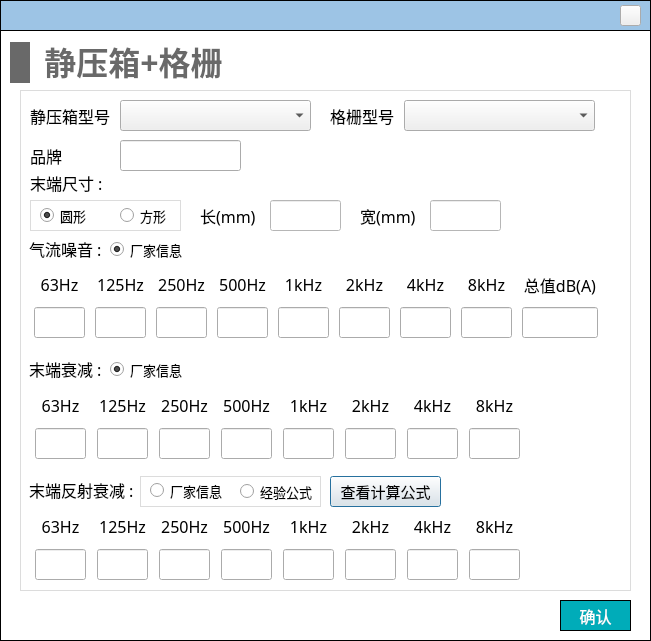
This is NoiseCalSoft/inputDialog/dialog_staticBox_grille.ui in haobana/NoiCal as Qt 5 draws it before an edit. The edited form follows.
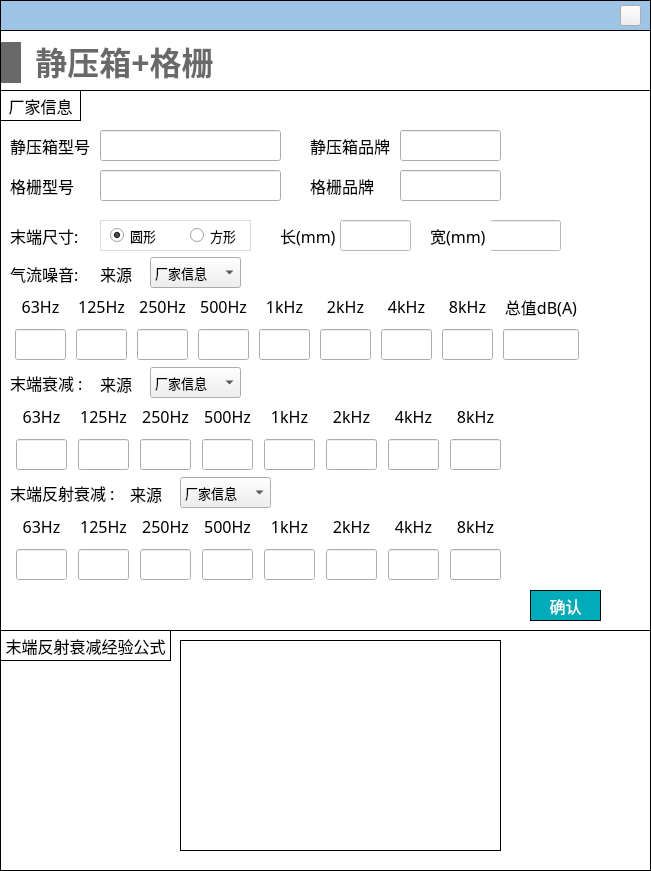
This is the edited form. Icons and pictures are not drawn.

Patch:
```diff
--- a/NoiseCalSoft/inputDialog/dialog_staticBox_grille.ui
+++ b/NoiseCalSoft/inputDialog/dialog_staticBox_grille.ui
@@ -7,7 +7,7 @@
     <x>0</x>
     <y>0</y>
     <width>651</width>
-    <height>641</height>
+    <height>871</height>
    </rect>
   </property>
   <property name="windowTitle">
@@ -37,7 +37,7 @@
      <x>0</x>
      <y>30</y>
      <width>651</width>
-     <height>611</height>
+     <height>841</height>
     </rect>
    </property>
    <property name="styleSheet">
@@ -46,19 +46,136 @@
 border: 1px solid #000000;
 }</string>
    </property>
+   <widget class="QWidget" name="layoutWidget_10">
+    <property name="geometry">
+     <rect>
+      <x>1</x>
+      <y>10</y>
+      <width>221</width>
+      <height>45</height>
+     </rect>
+    </property>
+    <layout class="QHBoxLayout" name="horizontalLayout_23">
+     <item>
+      <widget class="QLabel" name="label_26">
+       <property name="minimumSize">
+        <size>
+         <width>20</width>
+         <height>41</height>
+        </size>
+       </property>
+       <property name="maximumSize">
+        <size>
+         <width>20</width>
+         <height>41</height>
+        </size>
+       </property>
+       <property name="styleSheet">
+        <string notr="true">QLabel { 
+border: none; 
+background-color : rgb(105, 105, 105);
+}</string>
+       </property>
+       <property name="text">
+        <string/>
+       </property>
+      </widget>
+     </item>
+     <item>
+      <widget class="QLabel" name="label_27">
+       <property name="font">
+        <font>
+         <family>Microsoft YaHei</family>
+         <pointsize>24</pointsize>
+         <bold>true</bold>
+        </font>
+       </property>
+       <property name="styleSheet">
+        <string notr="true">QLabel { 
+border: none; 
+color : rgb(105, 105, 105);
+}</string>
+       </property>
+       <property name="text">
+        <string>静压箱+格栅</string>
+       </property>
+       <property name="alignment">
+        <set>Qt::AlignBottom|Qt::AlignHCenter</set>
+       </property>
+      </widget>
+     </item>
+    </layout>
+   </widget>
+   <widget class="QWidget" name="widget" native="true">
+    <property name="geometry">
+     <rect>
+      <x>0</x>
+      <y>600</y>
+      <width>651</width>
+      <height>241</height>
+     </rect>
+    </property>
+    <property name="styleSheet">
+     <string notr="true">border: 1px solid #000000;</string>
+    </property>
+    <widget class="QLabel" name="label">
+     <property name="geometry">
+      <rect>
+       <x>180</x>
+       <y>10</y>
+       <width>321</width>
+       <height>211</height>
+      </rect>
+     </property>
+     <property name="styleSheet">
+      <string notr="true">border-image: url(:/images/image/refl.png);</string>
+     </property>
+     <property name="text">
+      <string/>
+     </property>
+    </widget>
+    <widget class="QLabel" name="label_22">
+     <property name="geometry">
+      <rect>
+       <x>0</x>
+       <y>0</y>
+       <width>171</width>
+       <height>31</height>
+      </rect>
+     </property>
+     <property name="font">
+      <font>
+       <family>黑体</family>
+       <pointsize>12</pointsize>
+      </font>
+     </property>
+     <property name="text">
+      <string>末端反射衰减经验公式</string>
+     </property>
+     <property name="alignment">
+      <set>Qt::AlignCenter</set>
+     </property>
+    </widget>
+   </widget>
    <widget class="QWidget" name="widget_2" native="true">
     <property name="geometry">
      <rect>
-      <x>20</x>
+      <x>0</x>
       <y>60</y>
-      <width>611</width>
-      <height>501</height>
+      <width>651</width>
+      <height>541</height>
      </rect>
     </property>
+    <property name="font">
+     <font>
+      <family>黑体</family>
+      <pointsize>12</pointsize>
+     </font>
+    </property>
     <property name="styleSheet">
      <string notr="true">#widget_2
 {
-border: 1px solid #DCDCDC;
+border: 1px solid #000000;
 }
 
 QLabel
@@ -70,24 +187,14 @@
 QLineEdit
 {
 font-family: '黑体';
-}
-
-QRadioButton
-{
-font-family: '黑体';
-}
-
-QPushButton
-{
-font-family: '黑体';
 }</string>
     </property>
     <widget class="QLabel" name="label_4">
      <property name="geometry">
       <rect>
-       <x>10</x>
-       <y>50</y>
-       <width>41</width>
+       <x>310</x>
+       <y>40</y>
+       <width>91</width>
        <height>31</height>
       </rect>
      </property>
@@ -98,15 +205,15 @@
       </font>
      </property>
      <property name="text">
-      <string>品牌</string>
+      <string>静压箱品牌</string>
      </property>
     </widget>
     <widget class="QLabel" name="label_5">
      <property name="geometry">
       <rect>
        <x>10</x>
-       <y>10</y>
-       <width>81</width>
+       <y>40</y>
+       <width>91</width>
        <height>31</height>
       </rect>
      </property>
@@ -120,35 +227,12 @@
       <string>静压箱型号</string>
      </property>
     </widget>
-    <widget class="QLineEdit" name="lineEdit_brand">
+    <widget class="QLineEdit" name="lineEdit_static_box_brand">
      <property name="geometry">
       <rect>
-       <x>100</x>
-       <y>50</y>
-       <width>121</width>
-       <height>31</height>
-      </rect>
-     </property>
-    </widget>
-    <widget class="QComboBox" name="comboBox_staticBox_model">
-     <property name="geometry">
-      <rect>
-       <x>100</x>
-       <y>10</y>
-       <width>191</width>
-       <height>31</height>
-      </rect>
-     </property>
-     <property name="styleSheet">
-      <string notr="true">outline:none;</string>
-     </property>
-    </widget>
-    <widget class="QLabel" name="label_37">
-     <property name="geometry">
-      <rect>
-       <x>10</x>
-       <y>77</y>
-       <width>81</width>
+       <x>400</x>
+       <y>40</y>
+       <width>101</width>
        <height>31</height>
       </rect>
      </property>
@@ -158,202 +242,12 @@
        <pointsize>-1</pointsize>
       </font>
      </property>
-     <property name="text">
-      <string>末端尺寸 :</string>
-     </property>
-    </widget>
-    <widget class="QWidget" name="widget_8" native="true">
-     <property name="geometry">
-      <rect>
-       <x>10</x>
-       <y>110</y>
-       <width>151</width>
-       <height>31</height>
-      </rect>
-     </property>
-     <property name="styleSheet">
-      <string notr="true">#widget_8
-{
-border: 1px solid #DCDCDC;
-}</string>
-     </property>
-     <widget class="QRadioButton" name="radioButton_circle">
-      <property name="geometry">
-       <rect>
-        <x>10</x>
-        <y>0</y>
-        <width>51</width>
-        <height>31</height>
-       </rect>
-      </property>
-      <property name="font">
-       <font>
-        <family>黑体</family>
-        <pointsize>10</pointsize>
-       </font>
-      </property>
-      <property name="text">
-       <string>圆形</string>
-      </property>
-      <property name="checked">
-       <bool>true</bool>
-      </property>
-     </widget>
-     <widget class="QRadioButton" name="radioButton_rect">
-      <property name="geometry">
-       <rect>
-        <x>90</x>
-        <y>0</y>
-        <width>51</width>
-        <height>31</height>
-       </rect>
-      </property>
-      <property name="font">
-       <font>
-        <family>黑体</family>
-        <pointsize>10</pointsize>
-       </font>
-      </property>
-      <property name="text">
-       <string>方形</string>
-      </property>
-     </widget>
-    </widget>
-    <widget class="QStackedWidget" name="stackedWidget_input">
-     <property name="geometry">
-      <rect>
-       <x>170</x>
-       <y>110</y>
-       <width>341</width>
-       <height>41</height>
-      </rect>
-     </property>
-     <property name="font">
-      <font>
-       <family>Microsoft YaHei</family>
-      </font>
-     </property>
-     <property name="styleSheet">
-      <string notr="true">background-color: rgb(255, 255, 255);</string>
-     </property>
-     <property name="currentIndex">
-      <number>0</number>
-     </property>
-     <widget class="QWidget" name="page_rect">
-      <widget class="QLineEdit" name="lineEdit_width">
-       <property name="geometry">
-        <rect>
-         <x>240</x>
-         <y>0</y>
-         <width>71</width>
-         <height>31</height>
-        </rect>
-       </property>
-       <property name="font">
-        <font>
-         <family>黑体</family>
-         <pointsize>-1</pointsize>
-        </font>
-       </property>
-      </widget>
-      <widget class="QLabel" name="label_28">
-       <property name="geometry">
-        <rect>
-         <x>10</x>
-         <y>0</y>
-         <width>61</width>
-         <height>31</height>
-        </rect>
-       </property>
-       <property name="font">
-        <font>
-         <family>黑体</family>
-         <pointsize>-1</pointsize>
-        </font>
-       </property>
-       <property name="text">
-        <string>长(mm)</string>
-       </property>
-      </widget>
-      <widget class="QLabel" name="label_29">
-       <property name="geometry">
-        <rect>
-         <x>170</x>
-         <y>0</y>
-         <width>61</width>
-         <height>31</height>
-        </rect>
-       </property>
-       <property name="font">
-        <font>
-         <family>黑体</family>
-         <pointsize>-1</pointsize>
-        </font>
-       </property>
-       <property name="text">
-        <string>宽(mm)</string>
-       </property>
-      </widget>
-      <widget class="QLineEdit" name="lineEdit_length">
-       <property name="geometry">
-        <rect>
-         <x>80</x>
-         <y>0</y>
-         <width>71</width>
-         <height>31</height>
-        </rect>
-       </property>
-       <property name="font">
-        <font>
-         <family>黑体</family>
-         <pointsize>-1</pointsize>
-        </font>
-       </property>
-      </widget>
-     </widget>
-     <widget class="QWidget" name="page_circle">
-      <widget class="QLabel" name="label_25">
-       <property name="geometry">
-        <rect>
-         <x>10</x>
-         <y>0</y>
-         <width>81</width>
-         <height>31</height>
-        </rect>
-       </property>
-       <property name="font">
-        <font>
-         <family>黑体</family>
-         <pointsize>-1</pointsize>
-        </font>
-       </property>
-       <property name="text">
-        <string>直径(mm)</string>
-       </property>
-      </widget>
-      <widget class="QLineEdit" name="lineEdit_diameter">
-       <property name="geometry">
-        <rect>
-         <x>100</x>
-         <y>0</y>
-         <width>71</width>
-         <height>31</height>
-        </rect>
-       </property>
-       <property name="font">
-        <font>
-         <family>黑体</family>
-         <pointsize>-1</pointsize>
-        </font>
-       </property>
-      </widget>
-     </widget>
     </widget>
     <widget class="QWidget" name="layoutWidget">
      <property name="geometry">
       <rect>
-       <x>10</x>
-       <y>178</y>
+       <x>11</x>
+       <y>200</y>
        <width>581</width>
        <height>72</height>
       </rect>
@@ -413,7 +307,7 @@
            <set>Qt::AlignCenter</set>
           </property>
           <property name="readOnly">
-           <bool>true</bool>
+           <bool>false</bool>
           </property>
          </widget>
         </item>
@@ -473,7 +367,7 @@
            <set>Qt::AlignCenter</set>
           </property>
           <property name="readOnly">
-           <bool>true</bool>
+           <bool>false</bool>
           </property>
          </widget>
         </item>
@@ -533,7 +427,7 @@
            <set>Qt::AlignCenter</set>
           </property>
           <property name="readOnly">
-           <bool>true</bool>
+           <bool>false</bool>
           </property>
          </widget>
         </item>
@@ -593,7 +487,7 @@
            <set>Qt::AlignCenter</set>
           </property>
           <property name="readOnly">
-           <bool>true</bool>
+           <bool>false</bool>
           </property>
          </widget>
         </item>
@@ -653,7 +547,7 @@
            <set>Qt::AlignCenter</set>
           </property>
           <property name="readOnly">
-           <bool>true</bool>
+           <bool>false</bool>
           </property>
          </widget>
         </item>
@@ -716,7 +610,7 @@
            <set>Qt::AlignCenter</set>
           </property>
           <property name="readOnly">
-           <bool>true</bool>
+           <bool>false</bool>
           </property>
          </widget>
         </item>
@@ -776,7 +670,7 @@
            <set>Qt::AlignCenter</set>
           </property>
           <property name="readOnly">
-           <bool>true</bool>
+           <bool>false</bool>
           </property>
          </widget>
         </item>
@@ -836,7 +730,7 @@
            <set>Qt::AlignCenter</set>
           </property>
           <property name="readOnly">
-           <bool>true</bool>
+           <bool>false</bool>
           </property>
          </widget>
         </item>
@@ -904,11 +798,49 @@
       </item>
      </layout>
     </widget>
+    <widget class="QLabel" name="label_6">
+     <property name="geometry">
+      <rect>
+       <x>10</x>
+       <y>163</y>
+       <width>81</width>
+       <height>41</height>
+      </rect>
+     </property>
+     <property name="font">
+      <font>
+       <family>黑体</family>
+       <pointsize>-1</pointsize>
+      </font>
+     </property>
+     <property name="text">
+      <string>气流噪音:</string>
+     </property>
+    </widget>
+    <widget class="QLabel" name="label_13">
+     <property name="geometry">
+      <rect>
+       <x>10</x>
+       <y>272</y>
+       <width>81</width>
+       <height>41</height>
+      </rect>
+     </property>
+     <property name="font">
+      <font>
+       <family>黑体</family>
+       <pointsize>-1</pointsize>
+      </font>
+     </property>
+     <property name="text">
+      <string>末端衰减 :</string>
+     </property>
+    </widget>
     <widget class="QWidget" name="layoutWidget_2">
      <property name="geometry">
       <rect>
-       <x>10</x>
-       <y>299</y>
+       <x>11</x>
+       <y>310</y>
        <width>501</width>
        <height>72</height>
       </rect>
@@ -1399,67 +1331,197 @@
       </item>
      </layout>
     </widget>
-    <widget class="QLabel" name="label_35">
+    <widget class="QWidget" name="widget_8" native="true">
      <property name="geometry">
       <rect>
-       <x>9</x>
-       <y>379</y>
-       <width>111</width>
-       <height>41</height>
+       <x>100</x>
+       <y>130</y>
+       <width>151</width>
+       <height>31</height>
       </rect>
      </property>
-     <property name="font">
-      <font>
-       <family>黑体</family>
-       <pointsize>-1</pointsize>
-      </font>
+     <property name="styleSheet">
+      <string notr="true">#widget_8
+{
+border: 1px solid #DCDCDC;
+}</string>
      </property>
-     <property name="text">
-      <string>末端反射衰减 :</string>
-     </property>
+     <widget class="QRadioButton" name="radioButton_circle">
+      <property name="geometry">
+       <rect>
+        <x>10</x>
+        <y>0</y>
+        <width>51</width>
+        <height>31</height>
+       </rect>
+      </property>
+      <property name="font">
+       <font>
+        <family>Microsoft YaHei</family>
+        <pointsize>10</pointsize>
+       </font>
+      </property>
+      <property name="text">
+       <string>圆形</string>
+      </property>
+      <property name="checked">
+       <bool>true</bool>
+      </property>
+     </widget>
+     <widget class="QRadioButton" name="radioButton_rect">
+      <property name="geometry">
+       <rect>
+        <x>90</x>
+        <y>0</y>
+        <width>51</width>
+        <height>31</height>
+       </rect>
+      </property>
+      <property name="font">
+       <font>
+        <family>Microsoft YaHei</family>
+        <pointsize>10</pointsize>
+       </font>
+      </property>
+      <property name="text">
+       <string>方形</string>
+      </property>
+     </widget>
     </widget>
-    <widget class="QLabel" name="label_13">
+    <widget class="QStackedWidget" name="stackedWidget_input">
      <property name="geometry">
       <rect>
-       <x>9</x>
-       <y>258</y>
-       <width>81</width>
-       <height>41</height>
+       <x>270</x>
+       <y>130</y>
+       <width>291</width>
+       <height>31</height>
       </rect>
      </property>
      <property name="font">
       <font>
-       <family>黑体</family>
-       <pointsize>-1</pointsize>
+       <family>Microsoft YaHei</family>
       </font>
      </property>
-     <property name="text">
-      <string>末端衰减 :</string>
+     <property name="styleSheet">
+      <string notr="true">background-color: rgb(255, 255, 255);</string>
      </property>
-    </widget>
-    <widget class="QLabel" name="label_6">
-     <property name="geometry">
-      <rect>
-       <x>9</x>
-       <y>138</y>
-       <width>81</width>
-       <height>41</height>
-      </rect>
+     <property name="currentIndex">
+      <number>0</number>
      </property>
-     <property name="font">
-      <font>
-       <family>黑体</family>
-       <pointsize>-1</pointsize>
-      </font>
-     </property>
-     <property name="text">
-      <string>气流噪音 :</string>
-     </property>
+     <widget class="QWidget" name="page_rect">
+      <widget class="QLineEdit" name="lineEdit_width">
+       <property name="geometry">
+        <rect>
+         <x>220</x>
+         <y>0</y>
+         <width>71</width>
+         <height>31</height>
+        </rect>
+       </property>
+       <property name="font">
+        <font>
+         <family>黑体</family>
+         <pointsize>-1</pointsize>
+        </font>
+       </property>
+      </widget>
+      <widget class="QLabel" name="label_28">
+       <property name="geometry">
+        <rect>
+         <x>10</x>
+         <y>0</y>
+         <width>61</width>
+         <height>31</height>
+        </rect>
+       </property>
+       <property name="font">
+        <font>
+         <family>黑体</family>
+         <pointsize>-1</pointsize>
+        </font>
+       </property>
+       <property name="text">
+        <string>长(mm)</string>
+       </property>
+      </widget>
+      <widget class="QLabel" name="label_29">
+       <property name="geometry">
+        <rect>
+         <x>160</x>
+         <y>0</y>
+         <width>61</width>
+         <height>31</height>
+        </rect>
+       </property>
+       <property name="font">
+        <font>
+         <family>黑体</family>
+         <pointsize>-1</pointsize>
+        </font>
+       </property>
+       <property name="text">
+        <string>宽(mm)</string>
+       </property>
+      </widget>
+      <widget class="QLineEdit" name="lineEdit_length">
+       <property name="geometry">
+        <rect>
+         <x>70</x>
+         <y>0</y>
+         <width>71</width>
+         <height>31</height>
+        </rect>
+       </property>
+       <property name="font">
+        <font>
+         <family>黑体</family>
+         <pointsize>-1</pointsize>
+        </font>
+       </property>
+      </widget>
+     </widget>
+     <widget class="QWidget" name="page_circle">
+      <widget class="QLabel" name="label_25">
+       <property name="geometry">
+        <rect>
+         <x>10</x>
+         <y>0</y>
+         <width>81</width>
+         <height>31</height>
+        </rect>
+       </property>
+       <property name="font">
+        <font>
+         <family>黑体</family>
+         <pointsize>-1</pointsize>
+        </font>
+       </property>
+       <property name="text">
+        <string>直径(mm)</string>
+       </property>
+      </widget>
+      <widget class="QLineEdit" name="lineEdit_diameter">
+       <property name="geometry">
+        <rect>
+         <x>90</x>
+         <y>0</y>
+         <width>71</width>
+         <height>31</height>
+        </rect>
+       </property>
+       <property name="font">
+        <font>
+         <family>黑体</family>
+         <pointsize>-1</pointsize>
+        </font>
+       </property>
+      </widget>
+     </widget>
     </widget>
     <widget class="QWidget" name="layoutWidget_3">
      <property name="geometry">
       <rect>
-       <x>10</x>
+       <x>11</x>
        <y>420</y>
        <width>501</width>
        <height>72</height>
@@ -1520,7 +1582,7 @@
            <set>Qt::AlignCenter</set>
           </property>
           <property name="readOnly">
-           <bool>true</bool>
+           <bool>false</bool>
           </property>
          </widget>
         </item>
@@ -1580,7 +1642,7 @@
            <set>Qt::AlignCenter</set>
           </property>
           <property name="readOnly">
-           <bool>true</bool>
+           <bool>false</bool>
           </property>
          </widget>
         </item>
@@ -1640,7 +1702,7 @@
            <set>Qt::AlignCenter</set>
           </property>
           <property name="readOnly">
-           <bool>true</bool>
+           <bool>false</bool>
           </property>
          </widget>
         </item>
@@ -1700,7 +1762,7 @@
            <set>Qt::AlignCenter</set>
           </property>
           <property name="readOnly">
-           <bool>true</bool>
+           <bool>false</bool>
           </property>
          </widget>
         </item>
@@ -1760,7 +1822,7 @@
            <set>Qt::AlignCenter</set>
           </property>
           <property name="readOnly">
-           <bool>true</bool>
+           <bool>false</bool>
           </property>
          </widget>
         </item>
@@ -1772,7 +1834,7 @@
          <number>6</number>
         </property>
         <item>
-         <widget class="QLabel" name="label_38">
+         <widget class="QLabel" name="label_35">
           <property name="minimumSize">
            <size>
             <width>51</width>
@@ -1823,7 +1885,7 @@
            <set>Qt::AlignCenter</set>
           </property>
           <property name="readOnly">
-           <bool>true</bool>
+           <bool>false</bool>
           </property>
          </widget>
         </item>
@@ -1883,7 +1945,7 @@
            <set>Qt::AlignCenter</set>
           </property>
           <property name="readOnly">
-           <bool>true</bool>
+           <bool>false</bool>
           </property>
          </widget>
         </item>
@@ -1892,7 +1954,7 @@
       <item>
        <layout class="QVBoxLayout" name="verticalLayout_25">
         <item>
-         <widget class="QLabel" name="label_39">
+         <widget class="QLabel" name="label_36">
           <property name="minimumSize">
            <size>
             <width>51</width>
@@ -1943,7 +2005,7 @@
            <set>Qt::AlignCenter</set>
           </property>
           <property name="readOnly">
-           <bool>true</bool>
+           <bool>false</bool>
           </property>
          </widget>
         </item>
@@ -1951,129 +2013,50 @@
       </item>
      </layout>
     </widget>
-    <widget class="QWidget" name="widget_7" native="true">
+    <widget class="QLabel" name="label_37">
      <property name="geometry">
       <rect>
-       <x>120</x>
-       <y>386</y>
-       <width>181</width>
-       <height>31</height>
-      </rect>
-     </property>
-     <property name="styleSheet">
-      <string notr="true">#widget_7
-{
-border: 1px solid #DCDCDC;
-}</string>
-     </property>
-     <widget class="QRadioButton" name="radioButton_known">
-      <property name="geometry">
-       <rect>
-        <x>10</x>
-        <y>-1</y>
-        <width>81</width>
-        <height>31</height>
-       </rect>
-      </property>
-      <property name="font">
-       <font>
-        <family>黑体</family>
-        <pointsize>10</pointsize>
-       </font>
-      </property>
-      <property name="text">
-       <string>厂家信息</string>
-      </property>
-     </widget>
-     <widget class="QRadioButton" name="radioButton_formula">
-      <property name="geometry">
-       <rect>
-        <x>100</x>
-        <y>0</y>
-        <width>81</width>
-        <height>31</height>
-       </rect>
-      </property>
-      <property name="font">
-       <font>
-        <family>黑体</family>
-        <pointsize>10</pointsize>
-       </font>
-      </property>
-      <property name="text">
-       <string>经验公式</string>
-      </property>
-     </widget>
-    </widget>
-    <widget class="QRadioButton" name="radioButton_known_2">
-     <property name="geometry">
-      <rect>
-       <x>90</x>
-       <y>264</y>
-       <width>81</width>
-       <height>31</height>
-      </rect>
-     </property>
-     <property name="font">
-      <font>
-       <family>黑体</family>
-       <pointsize>10</pointsize>
-      </font>
-     </property>
-     <property name="text">
-      <string>厂家信息</string>
-     </property>
-     <property name="checked">
-      <bool>true</bool>
-     </property>
-    </widget>
-    <widget class="QRadioButton" name="radioButton_known_3">
-     <property name="geometry">
-      <rect>
-       <x>90</x>
-       <y>144</y>
-       <width>81</width>
-       <height>31</height>
-      </rect>
-     </property>
-     <property name="font">
-      <font>
-       <family>黑体</family>
-       <pointsize>10</pointsize>
-      </font>
-     </property>
-     <property name="text">
-      <string>厂家信息</string>
-     </property>
-     <property name="checked">
-      <bool>true</bool>
-     </property>
-    </widget>
-    <widget class="QPushButton" name="pushButton">
-     <property name="geometry">
-      <rect>
-       <x>310</x>
-       <y>386</y>
+       <x>10</x>
+       <y>382</y>
        <width>111</width>
+       <height>41</height>
+      </rect>
+     </property>
+     <property name="font">
+      <font>
+       <family>黑体</family>
+       <pointsize>-1</pointsize>
+      </font>
+     </property>
+     <property name="text">
+      <string>末端反射衰减 :</string>
+     </property>
+    </widget>
+    <widget class="QLabel" name="label_38">
+     <property name="geometry">
+      <rect>
+       <x>10</x>
+       <y>130</y>
+       <width>81</width>
        <height>31</height>
       </rect>
      </property>
      <property name="font">
       <font>
        <family>黑体</family>
-       <pointsize>11</pointsize>
+       <pointsize>-1</pointsize>
       </font>
      </property>
      <property name="text">
-      <string>查看计算公式</string>
+      <string>末端尺寸:</string>
      </property>
     </widget>
-    <widget class="QLabel" name="label_22">
+    <widget class="QLabel" name="label_41">
      <property name="geometry">
       <rect>
-       <x>310</x>
-       <y>10</y>
-       <width>71</width>
+       <x>10</x>
+       <y>80</y>
+       <width>91</width>
        <height>31</height>
       </rect>
      </property>
@@ -2087,37 +2070,55 @@
       <string>格栅型号</string>
      </property>
     </widget>
-    <widget class="QComboBox" name="comboBox_grille_model">
+    <widget class="QLineEdit" name="lineEdit_static_box_model">
      <property name="geometry">
       <rect>
-       <x>384</x>
-       <y>10</y>
-       <width>191</width>
+       <x>100</x>
+       <y>40</y>
+       <width>181</width>
        <height>31</height>
       </rect>
+     </property>
+     <property name="font">
+      <font>
+       <family>黑体</family>
+       <pointsize>-1</pointsize>
+      </font>
+     </property>
+    </widget>
+    <widget class="QLineEdit" name="lineEdit_grille_model">
+     <property name="geometry">
+      <rect>
+       <x>100</x>
+       <y>80</y>
+       <width>181</width>
+       <height>31</height>
+      </rect>
+     </property>
+     <property name="font">
+      <font>
+       <family>黑体</family>
+       <pointsize>-1</pointsize>
+      </font>
+     </property>
+    </widget>
+    <widget class="QPushButton" name="pushButton_confirm">
+     <property name="geometry">
+      <rect>
+       <x>530</x>
+       <y>500</y>
+       <width>71</width>
+       <height>31</height>
+      </rect>
+     </property>
+     <property name="font">
+      <font>
+       <family>黑体</family>
+       <pointsize>12</pointsize>
+      </font>
      </property>
      <property name="styleSheet">
-      <string notr="true">outline:none;</string>
-     </property>
-    </widget>
-   </widget>
-   <widget class="QPushButton" name="pushButton_confirm">
-    <property name="geometry">
-     <rect>
-      <x>560</x>
-      <y>570</y>
-      <width>71</width>
-      <height>31</height>
-     </rect>
-    </property>
-    <property name="font">
-     <font>
-      <family>黑体</family>
-      <pointsize>12</pointsize>
-     </font>
-    </property>
-    <property name="styleSheet">
-     <string notr="true">QPushButton
+      <string notr="true">QPushButton
 {
 	color:#ffffff; /*文字颜色*/
     background-color: #00ACB9;/*背景色*/
@@ -2131,70 +2132,206 @@
 background-color: rgb(0,142,153);
 color: white;
 }</string>
-    </property>
-    <property name="text">
-     <string>确认</string>
-    </property>
-   </widget>
-   <widget class="QWidget" name="layoutWidget_10">
-    <property name="geometry">
-     <rect>
-      <x>10</x>
-      <y>10</y>
-      <width>221</width>
-      <height>45</height>
-     </rect>
-    </property>
-    <layout class="QHBoxLayout" name="horizontalLayout_23">
+     </property>
+     <property name="text">
+      <string>确认</string>
+     </property>
+    </widget>
+    <widget class="QLabel" name="label_24">
+     <property name="geometry">
+      <rect>
+       <x>310</x>
+       <y>80</y>
+       <width>91</width>
+       <height>31</height>
+      </rect>
+     </property>
+     <property name="font">
+      <font>
+       <family>黑体</family>
+       <pointsize>-1</pointsize>
+      </font>
+     </property>
+     <property name="text">
+      <string>格栅品牌</string>
+     </property>
+    </widget>
+    <widget class="QLineEdit" name="lineEdit_grille_brand">
+     <property name="geometry">
+      <rect>
+       <x>400</x>
+       <y>80</y>
+       <width>101</width>
+       <height>31</height>
+      </rect>
+     </property>
+     <property name="font">
+      <font>
+       <family>黑体</family>
+       <pointsize>-1</pointsize>
+      </font>
+     </property>
+    </widget>
+    <widget class="QLabel" name="label_39">
+     <property name="geometry">
+      <rect>
+       <x>0</x>
+       <y>0</y>
+       <width>81</width>
+       <height>31</height>
+      </rect>
+     </property>
+     <property name="font">
+      <font>
+       <family>黑体</family>
+       <pointsize>-1</pointsize>
+      </font>
+     </property>
+     <property name="styleSheet">
+      <string notr="true">border: 1px solid #000000;</string>
+     </property>
+     <property name="text">
+      <string>厂家信息</string>
+     </property>
+     <property name="alignment">
+      <set>Qt::AlignCenter</set>
+     </property>
+    </widget>
+    <widget class="QComboBox" name="comboBox_noi_data_source">
+     <property name="geometry">
+      <rect>
+       <x>150</x>
+       <y>167</y>
+       <width>91</width>
+       <height>31</height>
+      </rect>
+     </property>
+     <property name="font">
+      <font>
+       <family>Microsoft YaHei</family>
+       <pointsize>-1</pointsize>
+      </font>
+     </property>
      <item>
-      <widget class="QLabel" name="label_26">
-       <property name="minimumSize">
-        <size>
-         <width>20</width>
-         <height>41</height>
-        </size>
-       </property>
-       <property name="maximumSize">
-        <size>
-         <width>20</width>
-         <height>41</height>
-        </size>
-       </property>
-       <property name="styleSheet">
-        <string notr="true">QLabel { 
-border: none; 
-background-color : rgb(105, 105, 105);
-}</string>
-       </property>
-       <property name="text">
-        <string/>
-       </property>
-      </widget>
+      <property name="text">
+       <string>厂家信息</string>
+      </property>
      </item>
      <item>
-      <widget class="QLabel" name="label_27">
-       <property name="font">
-        <font>
-         <family>Microsoft YaHei</family>
-         <pointsize>24</pointsize>
-         <bold>true</bold>
-        </font>
-       </property>
-       <property name="styleSheet">
-        <string notr="true">QLabel { 
-border: none; 
-color : rgb(105, 105, 105);
-}</string>
-       </property>
-       <property name="text">
-        <string>静压箱+格栅</string>
-       </property>
-       <property name="alignment">
-        <set>Qt::AlignBottom|Qt::AlignHCenter</set>
-       </property>
-      </widget>
+      <property name="text">
+       <string>设计预估</string>
+      </property>
      </item>
-    </layout>
+    </widget>
+    <widget class="QLabel" name="label_40">
+     <property name="geometry">
+      <rect>
+       <x>100</x>
+       <y>163</y>
+       <width>41</width>
+       <height>41</height>
+      </rect>
+     </property>
+     <property name="font">
+      <font>
+       <family>黑体</family>
+       <pointsize>-1</pointsize>
+      </font>
+     </property>
+     <property name="text">
+      <string>来源</string>
+     </property>
+    </widget>
+    <widget class="QComboBox" name="comboBox_atten_data_source">
+     <property name="geometry">
+      <rect>
+       <x>150</x>
+       <y>277</y>
+       <width>91</width>
+       <height>31</height>
+      </rect>
+     </property>
+     <property name="font">
+      <font>
+       <family>Microsoft YaHei</family>
+       <pointsize>-1</pointsize>
+      </font>
+     </property>
+     <item>
+      <property name="text">
+       <string>厂家信息</string>
+      </property>
+     </item>
+     <item>
+      <property name="text">
+       <string>设计预估</string>
+      </property>
+     </item>
+    </widget>
+    <widget class="QLabel" name="label_42">
+     <property name="geometry">
+      <rect>
+       <x>100</x>
+       <y>273</y>
+       <width>41</width>
+       <height>41</height>
+      </rect>
+     </property>
+     <property name="font">
+      <font>
+       <family>黑体</family>
+       <pointsize>-1</pointsize>
+      </font>
+     </property>
+     <property name="text">
+      <string>来源</string>
+     </property>
+    </widget>
+    <widget class="QComboBox" name="comboBox_refl_data_source">
+     <property name="geometry">
+      <rect>
+       <x>180</x>
+       <y>387</y>
+       <width>91</width>
+       <height>31</height>
+      </rect>
+     </property>
+     <property name="font">
+      <font>
+       <family>Microsoft YaHei</family>
+       <pointsize>-1</pointsize>
+      </font>
+     </property>
+     <item>
+      <property name="text">
+       <string>厂家信息</string>
+      </property>
+     </item>
+     <item>
+      <property name="text">
+       <string>设计预估</string>
+      </property>
+     </item>
+    </widget>
+    <widget class="QLabel" name="label_43">
+     <property name="geometry">
+      <rect>
+       <x>130</x>
+       <y>383</y>
+       <width>41</width>
+       <height>41</height>
+      </rect>
+     </property>
+     <property name="font">
+      <font>
+       <family>黑体</family>
+       <pointsize>-1</pointsize>
+      </font>
+     </property>
+     <property name="text">
+      <string>来源</string>
+     </property>
+    </widget>
    </widget>
   </widget>
   <widget class="QWidget" name="widget_top" native="true">
```
